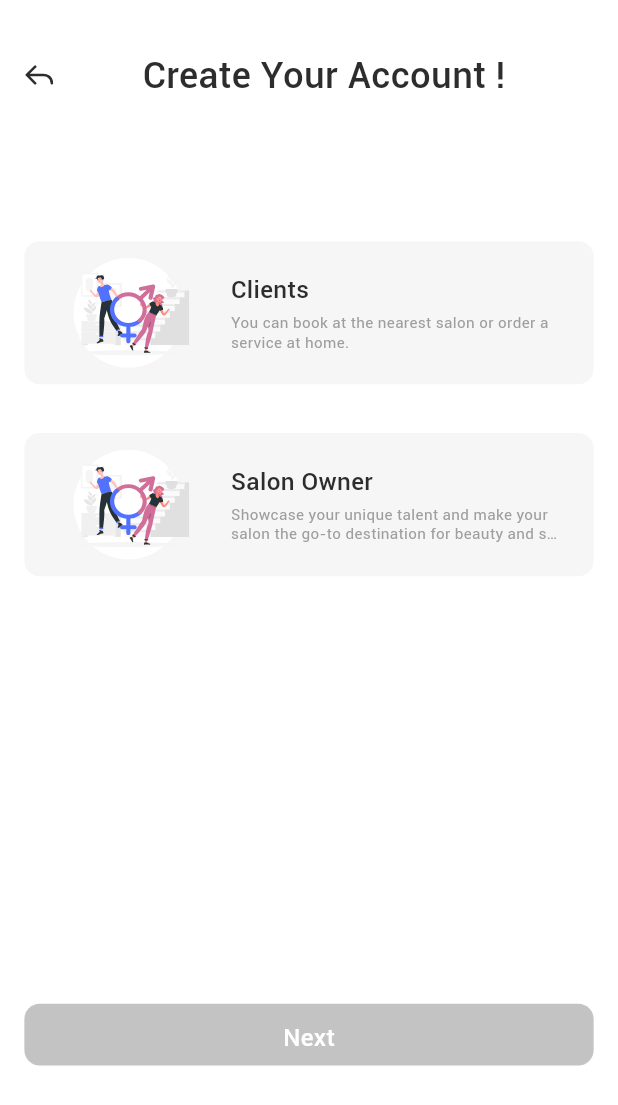
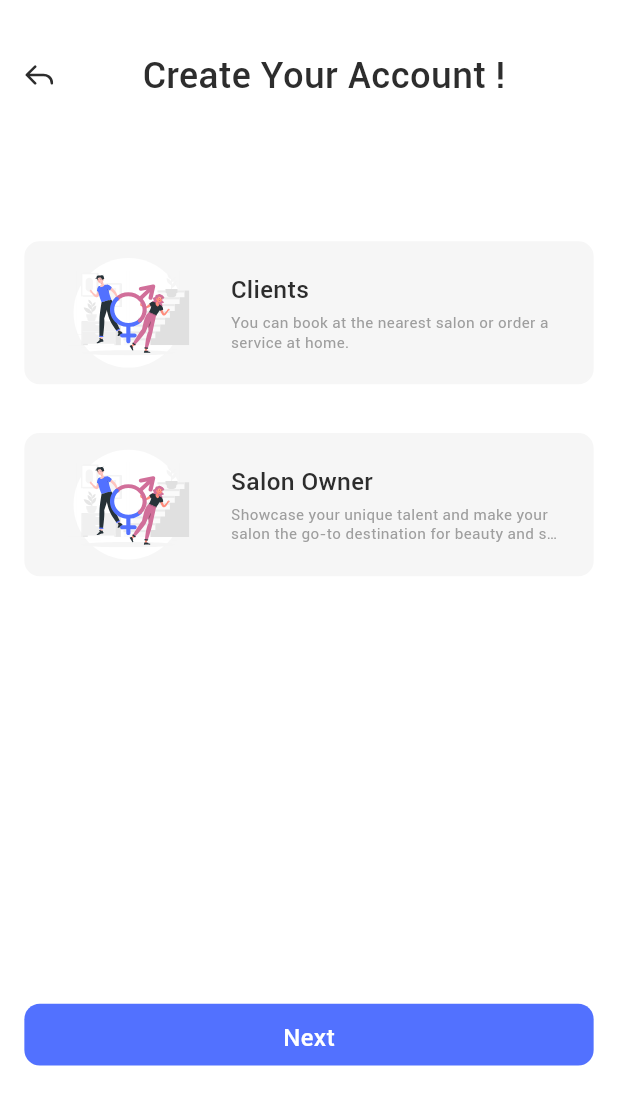
Before and after one commit to MuhammedElrashidy/beauty, a Flutter app: the RoleSelectionPage screen opened by its route, on a phone screen of 412 x 824 dp. Shown: the top 1105 px of the screen. Run offline on Flutter 3.47's test engine with Material 3 defaults, Android fonts, the phone set to English and light mode, and no system bars; our stand-ins replace equatable, flutter_bloc, flutter_screenutil, flutter_svg, shared_preferences; accounts and stored records are empty.

Commit message:
feature: user primary color selection applied

```diff
--- a/app/lib/core/routing/routing.dart
+++ b/app/lib/core/routing/routing.dart
@@ -25,14 +25,7 @@ class AppRouting {
         return MaterialPageRoute(builder: (_) => const OnboardingScreen());
 
       default:
-        return MaterialPageRoute(
-          builder:
-              (_) => Scaffold(
-                body: Center(
-                  child: Text('No route defined for ${settings.name}'),
-                ),
-              ),
-        );
+        return MaterialPageRoute(builder: (_) => GenderSelectionPage());
     }
   }
 }
--- a/app/lib/core/theme/app_theme.dart
+++ b/app/lib/core/theme/app_theme.dart
@@ -18,9 +18,8 @@ class AppTheme {
     scaffoldBackgroundColor: Color(0xFF0D0D0D),
   );
 
-  static Color get primaryColor {
-    return mainBlueColor;
-  }
+  static Color primarySelectedColor = mainBlueColor;
+  static Color get primaryColor => primarySelectedColor;
 
   static Color mainBlueColor = Color(0xFF5271FF);
   static Color mainPinkColor = Color(0xFFD16F9A);
--- a/app/lib/features/onboarding_flow/role_selection/presentation/ui/pages/role_selection_page.dart
+++ b/app/lib/features/onboarding_flow/role_selection/presentation/ui/pages/role_selection_page.dart
@@ -10,7 +10,7 @@ import 'package:app/core/enums/user_enum.dart';
 import 'package:app/core/extensions/navigation_extensions.dart';
 import 'package:app/core/routing/routes.dart';
 import 'package:app/core/theme/app_text_styles.dart';
-import 'package:app/core/theme/app_theme.dart';
+import 'package:app/core/theme/custom_color.dart';
 import 'package:app/core/widgets/app_button.dart';
 import 'package:app/core/widgets/custom_app_bar.dart';
 import 'package:app/features/onboarding_flow/role_selection/domain/entities/role_entity.dart';
@@ -88,10 +88,7 @@ class _RoleSelectionPageState extends State<RoleSelectionPage> {
                 borderRadius: 10.r,
                 width: double.infinity,
                 height: 40.h,
-                buttonColor:
-                    selected == null
-                        ? AppTheme.greyColor
-                        : AppTheme.mainPinkColor,
+                buttonColor: CustomColor.primary.color,
                 textStyle: AppTextStyles.font16WhiteW500TextStyle,
                 title: locale.next,
               ),
--- a/app/lib/l10n/app_localizations_ar.dart
+++ b/app/lib/l10n/app_localizations_ar.dart
@@ -45,15 +45,13 @@ class AppLocalizationsAr extends AppLocalizations {
   String get testing => 'اختبار';
 
   @override
-  String get showcaseTalent =>
-      'اعرض موهبتك الفريدة واجعل صالونك الوجهة الأولى للجمال والعناية بالنفس.';
+  String get showcaseTalent => 'اعرض موهبتك الفريدة واجعل صالونك الوجهة الأولى للجمال والعناية بالنفس.';
 
   @override
   String get salonOwner => 'صاحب الصالون';
 
   @override
-  String get bookOrOrder =>
-      'يمكنك الحجز في أقرب صالون أو طلب الخدمة في المنزل.';
+  String get bookOrOrder => 'يمكنك الحجز في أقرب صالون أو طلب الخدمة في المنزل.';
 
   @override
   String get clients => 'العملاء';
```
Also changed, not shown: app/lib/features/onboarding_flow/gender_selection/presentation/ui/pages/gender_selection_page.dart (+8 -1 lines), app/lib/l10n/app_localizations.dart (+16 -21 lines), app/lib/l10n/app_localizations_en.dart (+3 -6 lines).
